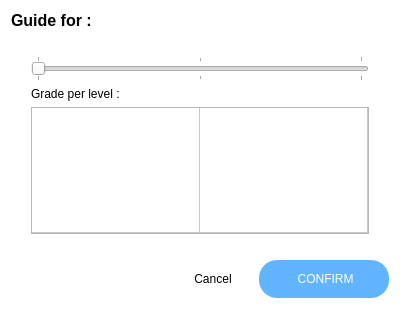
Before: the Qt Designer form TurboGrade/ui/criterionguidedialog.ui in wassgha/TurboGrade, drawn with Qt 5.
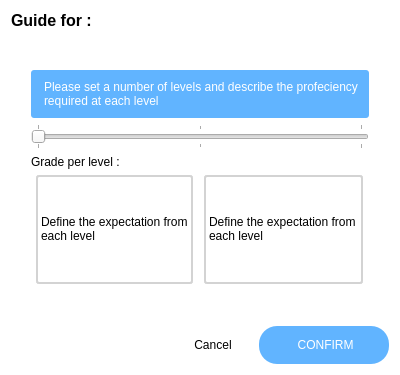
After: the same form once the commit is applied. Icons and pictures are not drawn.

```diff
--- a/TurboGrade/ui/criterionguidedialog.ui
+++ b/TurboGrade/ui/criterionguidedialog.ui
@@ -7,7 +7,7 @@
     <x>0</x>
     <y>0</y>
     <width>400</width>
-    <height>309</height>
+    <height>375</height>
    </rect>
   </property>
   <property name="windowTitle">
@@ -29,19 +29,6 @@
         font-weight: bold;
 }
 
-QLineEdit, QTextEdit {
-        border: none;
-        border-bottom: 2px solid rgba(0,0,0,10);
-        outline:none;
-        padding: 5px;
-}
-
-QLineEdit::focus, QTextEdit::focus {
-        border: none;
-        border-bottom: 2px solid lightgray;
-        outline:none;
-}
-
 #cancel_btn {
         border:none;
         background:transparent;
@@ -79,15 +66,21 @@
 
 #info {
         background: #61b4ff;
+
 }
 
-#select_folder {
-        background: white;
-        border: 1px solid lightgray;
-        border-radius: 3px;
-        padding: 10px;
-        padding-top: 20px;
-        padding-bottom: 20px;
+#guide {
+	border: none;
+	background:transparent;
+    outline: 0; /* Disable focus rect*/
+}
+
+#guide::item {
+	border: 2px solid lightgray;
+	margin-left: 5px;
+	margin-right: 5px;
+	border-radius: 3px;
+	text-align: left;
 }</string>
   </property>
   <layout class="QVBoxLayout" name="verticalLayout">
@@ -125,6 +118,16 @@
      <property name="bottomMargin">
       <number>20</number>
      </property>
+     <item>
+      <widget class="QLabel" name="info">
+       <property name="text">
+        <string>Please set a number of levels and describe the profeciency required at each level</string>
+       </property>
+       <property name="wordWrap">
+        <bool>true</bool>
+       </property>
+      </widget>
+     </item>
      <item>
       <widget class="QSlider" name="row_count">
        <property name="minimum">
@@ -160,7 +163,7 @@
      <item>
       <widget class="QTableWidget" name="guide">
        <property name="frameShape">
-        <enum>QFrame::StyledPanel</enum>
+        <enum>QFrame::NoFrame</enum>
        </property>
        <property name="frameShadow">
         <enum>QFrame::Plain</enum>
@@ -169,7 +172,7 @@
         <number>0</number>
        </property>
        <property name="sizeAdjustPolicy">
-        <enum>QAbstractScrollArea::AdjustIgnored</enum>
+        <enum>QAbstractScrollArea::AdjustToContents</enum>
        </property>
        <property name="autoScroll">
         <bool>true</bool>
@@ -184,7 +187,7 @@
         <bool>true</bool>
        </property>
        <property name="gridStyle">
-        <enum>Qt::SolidLine</enum>
+        <enum>Qt::NoPen</enum>
        </property>
        <property name="sortingEnabled">
         <bool>false</bool>
@@ -242,15 +245,15 @@
        <column/>
        <item row="0" column="0">
         <property name="text">
-         <string/>
+         <string>Define the expectation from each level</string>
         </property>
        </item>
        <item row="0" column="1">
         <property name="text">
-         <string/>
+         <string>Define the expectation from each level</string>
         </property>
         <property name="textAlignment">
-         <set>AlignCenter</set>
+         <set>AlignLeading|AlignVCenter</set>
         </property>
         <property name="flags">
          <set>ItemIsSelectable|ItemIsEditable|ItemIsDragEnabled|ItemIsUserCheckable|ItemIsEnabled</set>
```
Left out of the diff: 2 changed lines with no effect on the pictures.
